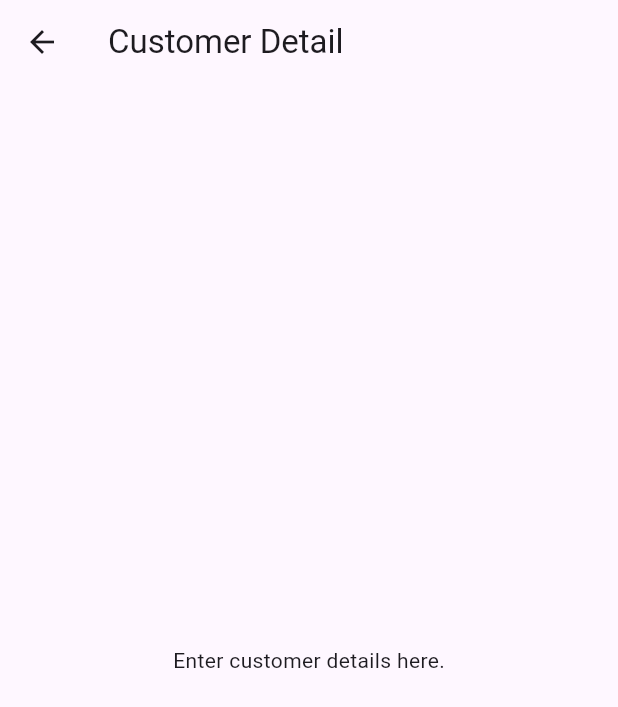
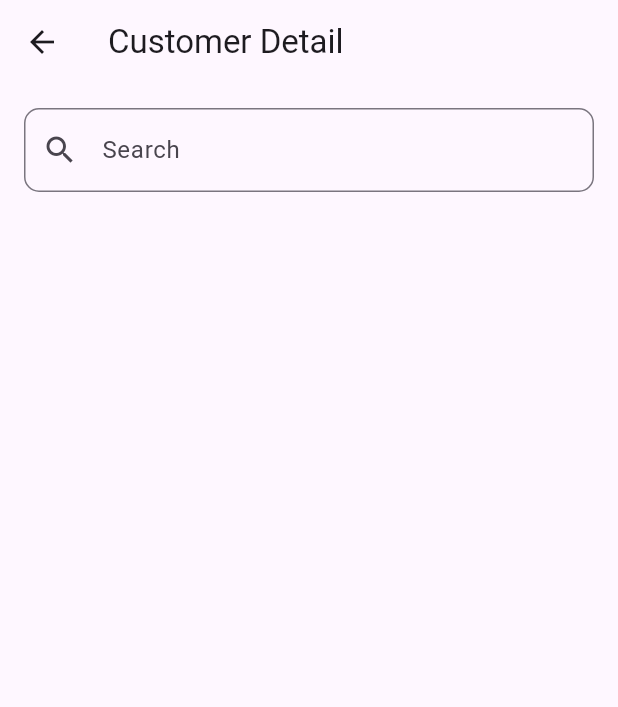
Before and after one commit to KshitijH123/khata_book, a Flutter app: the CustomerDetail screen opened directly, on a phone screen of 412 x 824 dp. Shown: the top 707 px of the screen. Run offline on Flutter 3.47's test engine with Material 3 defaults, Android fonts, the light colour scheme and no system bars.

Commit message:
search bar

```diff
--- a/lib/customer_details.dart
+++ b/lib/customer_details.dart
@@ -1,7 +1,20 @@
 import 'package:flutter/material.dart';
 
-class CustomerDetail extends StatelessWidget {
+class CustomerDetail extends StatefulWidget {
   const CustomerDetail({super.key});
+
+  @override
+  _CustomerDetailState createState() => _CustomerDetailState();
+}
+
+class _CustomerDetailState extends State<CustomerDetail> {
+  final TextEditingController _searchController = TextEditingController();
+
+  @override
+  void dispose() {
+    _searchController.dispose();
+    super.dispose();
+  }
 
   @override
   Widget build(BuildContext context) {
@@ -9,8 +22,23 @@ class CustomerDetail extends StatelessWidget {
       appBar: AppBar(
         title: const Text('Customer Detail'),
       ),
-      body: const Center(
-        child: Text('Enter customer details here.'),
+      body: Padding(
+        padding: const EdgeInsets.all(16.0),
+        child: Column(
+          children: [
+            // Search bar with text and icon
+            TextField(
+              controller: _searchController,
+              decoration: InputDecoration(
+                labelText: 'Search',
+                prefixIcon: const Icon(Icons.search),
+                border: OutlineInputBorder(
+                  borderRadius: BorderRadius.circular(10.0),
+                ),
+              ),
+            ),
+          ],
+        ),
       ),
     );
   }
```
